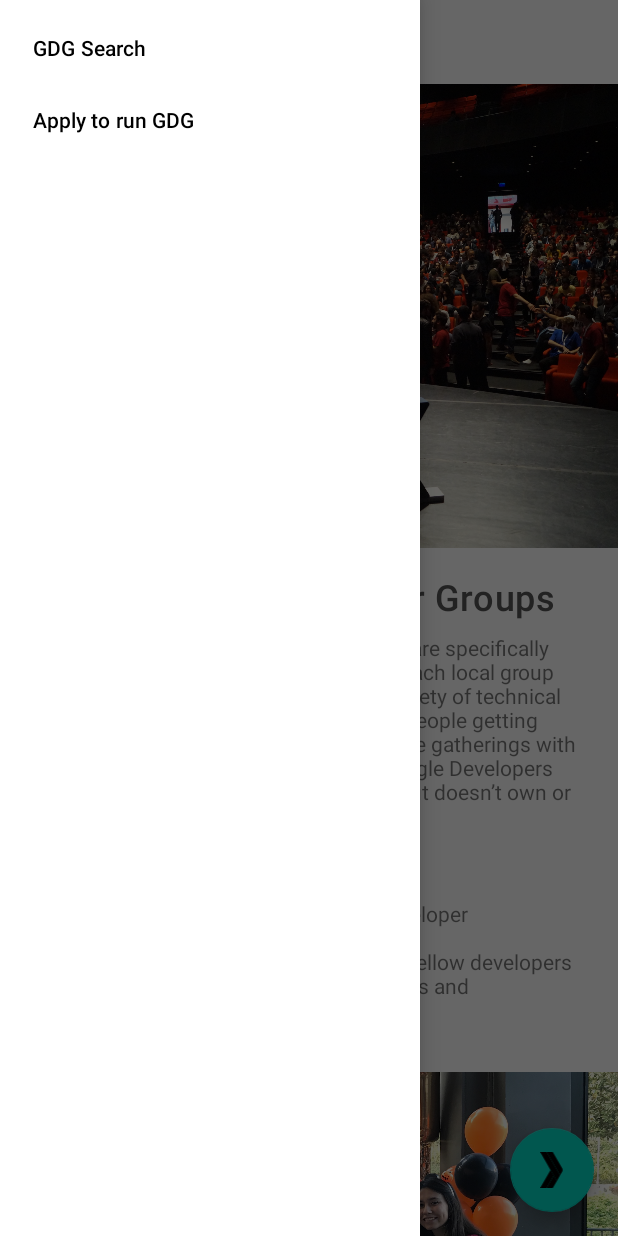
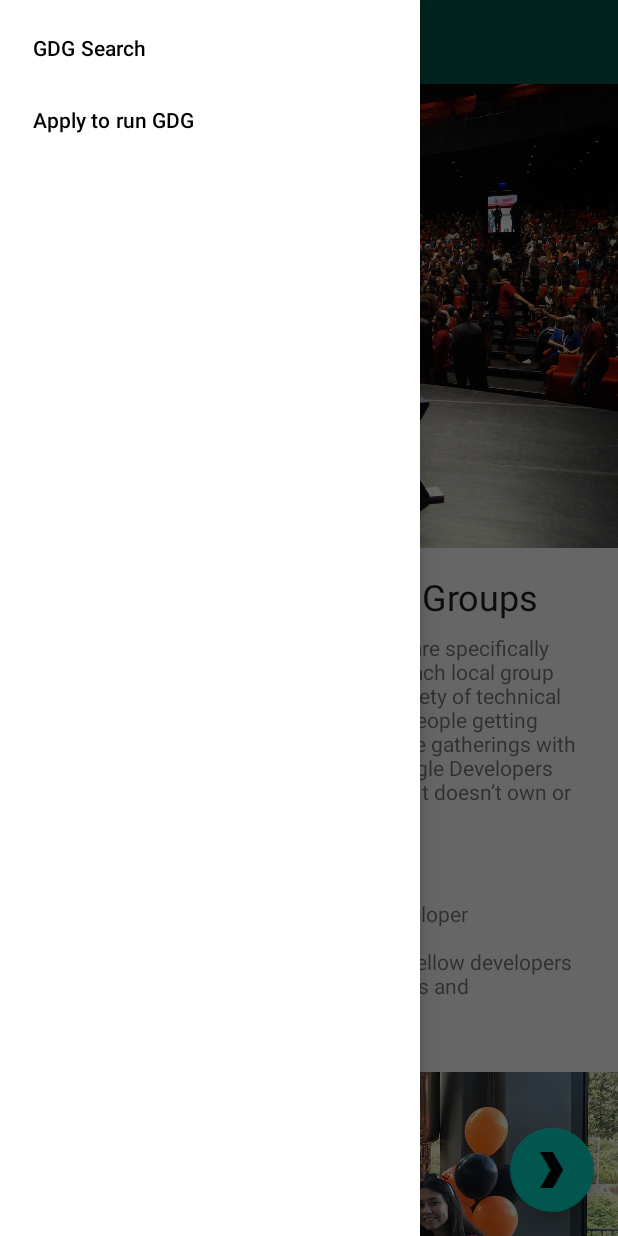
Before and after one commit to RogerRG171/android_gdg_style, an Android app: the screen it shows after launch (MainActivity), with the side drawer open, on a phone screen of 412 x 824 dp. Run offline under Robolectric (Android 15) with nearby library versions, the phone set to English and light mode, and no system bars; our stand-ins replace data binding, navigation-ui; Roboto replaces fonts that are not available here.

Commit message:
Update style view using material component.

```diff
--- a/app/src/main/res/layout/activity_main.xml
+++ b/app/src/main/res/layout/activity_main.xml
@@ -1,9 +1,11 @@
 <?xml version="1.0" encoding="utf-8"?>
-<layout xmlns:android="http://schemas.android.com/apk/res/android" xmlns:app="http://schemas.android.com/apk/res-auto">
+<layout xmlns:android="http://schemas.android.com/apk/res/android"
+    xmlns:app="http://schemas.android.com/apk/res-auto">
+
     <androidx.drawerlayout.widget.DrawerLayout
         android:id="@+id/drawer_layout"
-            android:layout_height="match_parent"
-            android:layout_width="match_parent">
+        android:layout_width="match_parent"
+        android:layout_height="match_parent">
 
         <LinearLayout
             android:layout_width="match_parent"
@@ -13,13 +15,17 @@
             <androidx.appcompat.widget.Toolbar
                 android:id="@+id/toolbar"
                 android:layout_width="match_parent"
+                android:theme="@style/ThemeOverlay.MaterialComponents.Dark.ActionBar"
+                android:background="?colorPrimaryDark"
                 android:layout_height="?attr/actionBarSize">
+
                 <ImageView
                     android:id="@+id/hero_image"
                     android:layout_width="150dp"
+                    android:tint="?colorOnPrimary"
                     android:layout_height="match_parent"
-                        app:srcCompat="@drawable/logo"
-                        android:contentDescription="@string/app_name"/>
+                    android:contentDescription="@string/app_name"
+                    app:srcCompat="@drawable/logo" />
             </androidx.appcompat.widget.Toolbar>
 
             <fragment
@@ -28,7 +34,7 @@
                 android:layout_width="match_parent"
                 android:layout_height="match_parent"
                 app:defaultNavHost="true"
-                    app:navGraph="@navigation/nav_graph"/>
+                app:navGraph="@navigation/nav_graph" />
         </LinearLayout>
 
         <com.google.android.material.navigation.NavigationView
@@ -36,6 +42,6 @@
             android:layout_width="wrap_content"
             android:layout_height="match_parent"
             android:layout_gravity="start"
-                app:menu="@menu/drawer_view"/>
+            app:menu="@menu/drawer_view" />
     </androidx.drawerlayout.widget.DrawerLayout>
 </layout>
--- a/app/src/main/res/layout/home_fragment.xml
+++ b/app/src/main/res/layout/home_fragment.xml
@@ -37,7 +37,7 @@
 
                 <TextView
                     android:id="@+id/title"
-                    style="@style/TextAppearance.Title"
+                    android:textAppearance="?attr/textAppearanceHeadline5"
                     android:layout_width="0dp"
                     android:layout_height="wrap_content"
                     android:layout_marginTop="16dp"
@@ -58,7 +58,7 @@
 
                 <TextView
                     android:id="@+id/subtitle"
-                    style="@style/TextAppearance.Subtitle"
+                    android:textAppearance="?attr/textAppearanceHeadline6"
                     android:layout_width="0dp"
                     android:layout_height="wrap_content"
                     android:layout_marginTop="13dp"
--- a/app/src/main/res/values/styles.xml
+++ b/app/src/main/res/values/styles.xml
@@ -8,15 +8,12 @@
         <item name="colorAccent">@color/colorAccent</item>
         <item name="android:fontFamily">@font/lobster_two</item>
         <item name="fontFamily">@font/lobster_two</item>
+        <item name="textAppearanceHeadline6">@style/CustomHeadline6</item>
     </style>
 
-    <style name="TextAppearance.Title" parent="TextAppearance.MaterialComponents.Headline6">
-        <item name="android:textSize">24sp</item>
-        <item name="android:textColor">#555</item>
-    </style>
-
-    <style name="TextAppearance.Subtitle" parent="TextAppearance.Title">
+    <style name="CustomHeadline6" parent="Base.TextAppearance.MaterialComponents.Headline6">
         <item name="android:textSize">18sp</item>
     </style>
 
+
 </resources>
```
Lines whose indentation alone changed are shown as unchanged.
